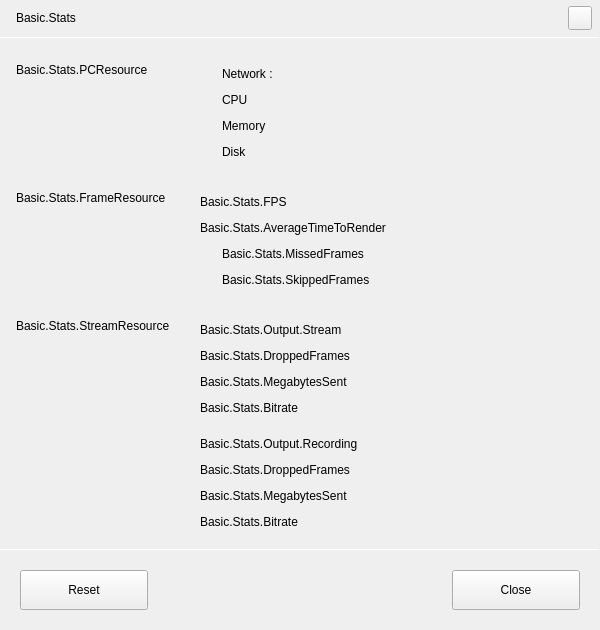
The window that src/ui-forms/stat-frame.ui (SOOPLIVE/soop-studio) describes before a commit, drawn with Qt 5.
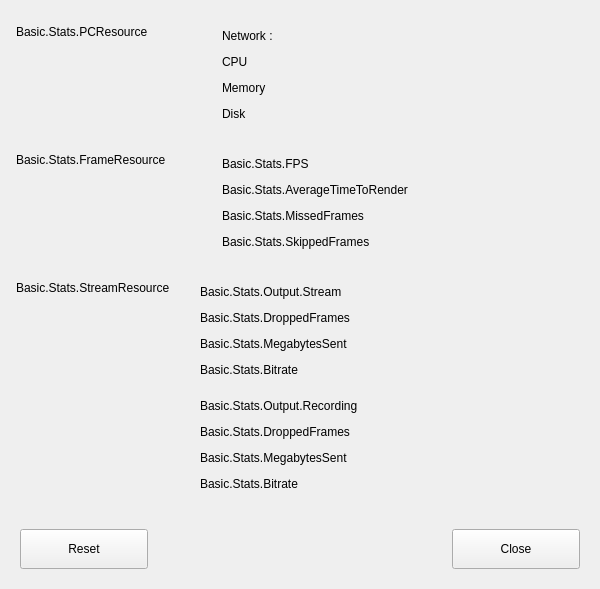
The same window after the commit.

What changed in the file:
```diff
--- a/src/ui-forms/stat-frame.ui
+++ b/src/ui-forms/stat-frame.ui
@@ -7,25 +7,25 @@
     <x>0</x>
     <y>0</y>
     <width>600</width>
-    <height>630</height>
+    <height>549</height>
    </rect>
   </property>
   <property name="sizePolicy">
-   <sizepolicy hsizetype="Fixed" vsizetype="Fixed">
+   <sizepolicy hsizetype="Preferred" vsizetype="Preferred">
     <horstretch>0</horstretch>
     <verstretch>0</verstretch>
    </sizepolicy>
   </property>
   <property name="minimumSize">
    <size>
-    <width>600</width>
-    <height>630</height>
+    <width>0</width>
+    <height>0</height>
    </size>
   </property>
   <property name="maximumSize">
    <size>
-    <width>600</width>
-    <height>630</height>
+    <width>16777215</width>
+    <height>16777215</height>
    </size>
   </property>
   <property name="windowTitle">
@@ -89,127 +89,6 @@
       <property name="bottomMargin">
        <number>0</number>
       </property>
-      <item>
-       <widget class="QWidget" name="widget_TitleBar" native="true">
-        <property name="sizePolicy">
-         <sizepolicy hsizetype="Preferred" vsizetype="Fixed">
-          <horstretch>0</horstretch>
-          <verstretch>0</verstretch>
-         </sizepolicy>
-        </property>
-        <property name="minimumSize">
-         <size>
-          <width>0</width>
-          <height>37</height>
-         </size>
-        </property>
-        <property name="maximumSize">
-         <size>
-          <width>16777215</width>
-          <height>37</height>
-         </size>
-        </property>
-        <layout class="QHBoxLayout" name="horizontalLayout">
-         <property name="spacing">
-          <number>6</number>
-         </property>
-         <property name="leftMargin">
-          <number>16</number>
-         </property>
-         <property name="topMargin">
-          <number>6</number>
-         </property>
-         <property name="rightMargin">
-          <number>8</number>
-         </property>
-         <property name="bottomMargin">
-          <number>6</number>
-         </property>
-         <item>
-          <widget class="QLabel" name="label_Title">
-           <property name="minimumSize">
-            <size>
-             <width>0</width>
-             <height>24</height>
-            </size>
-           </property>
-           <property name="maximumSize">
-            <size>
-             <width>16777215</width>
-             <height>24</height>
-            </size>
-           </property>
-           <property name="text">
-            <string>Basic.Stats</string>
-           </property>
-           <property name="labelType" stdset="0">
-            <string>labelTitle</string>
-           </property>
-          </widget>
-         </item>
-         <item>
-          <spacer name="horizontalSpacer">
-           <property name="orientation">
-            <enum>Qt::Horizontal</enum>
-           </property>
-           <property name="sizeHint" stdset="0">
-            <size>
-             <width>40</width>
-             <height>1</height>
-            </size>
-           </property>
-          </spacer>
-         </item>
-         <item>
-          <widget class="QPushButton" name="pushButton_Close">
-           <property name="minimumSize">
-            <size>
-             <width>24</width>
-             <height>24</height>
-            </size>
-           </property>
-           <property name="maximumSize">
-            <size>
-             <width>24</width>
-             <height>24</height>
-            </size>
-           </property>
-           <property name="text">
-            <string/>
-           </property>
-           <property name="iconSize">
-            <size>
-             <width>11</width>
-             <height>11</height>
-            </size>
-           </property>
-           <property name="buttonType" stdset="0">
-            <string>closeButton</string>
-           </property>
-          </widget>
-         </item>
-        </layout>
-       </widget>
-      </item>
-      <item>
-       <widget class="Line" name="line_TitleDivider">
-        <property name="minimumSize">
-         <size>
-          <width>0</width>
-          <height>1</height>
-         </size>
-        </property>
-        <property name="maximumSize">
-         <size>
-          <width>16777215</width>
-          <height>1</height>
-         </size>
-        </property>
-        <property name="orientation">
-         <enum>Qt::Horizontal</enum>
-        </property>
-       </widget>
-      </item>
       <item>
        <widget class="QWidget" name="widget_PCResource" native="true">
         <property name="sizePolicy">
@@ -275,6 +154,9 @@
            <property name="text">
             <string>Basic.Stats.PCResource</string>
            </property>
+           <property name="labelType" stdset="0">
+            <string>statTitle</string>
+           </property>
           </widget>
          </item>
          <item row="0" column="1">
@@ -319,7 +201,7 @@
                <number>0</number>
               </property>
               <property name="topMargin">
-               <number>0</number>
+               <number>3</number>
               </property>
               <property name="rightMargin">
                <number>0</number>
@@ -378,6 +260,9 @@
              <property name="text">
               <string>Network : </string>
              </property>
+             <property name="labelType" stdset="0">
+              <string>statSubTitle</string>
+             </property>
             </widget>
            </item>
            <item>
@@ -403,6 +288,9 @@
              <property name="text">
               <string/>
              </property>
+             <property name="labelType" stdset="0">
+              <string>statValue</string>
+             </property>
             </widget>
            </item>
            <item>
@@ -462,7 +350,7 @@
                <number>0</number>
               </property>
               <property name="topMargin">
-               <number>0</number>
+               <number>3</number>
               </property>
               <property name="rightMargin">
                <number>0</number>
@@ -521,6 +409,9 @@
              <property name="text">
               <string>CPU</string>
              </property>
+             <property name="labelType" stdset="0">
+              <string>statSubTitle</string>
+             </property>
             </widget>
            </item>
            <item>
@@ -546,6 +437,9 @@
              <property name="text">
               <string/>
              </property>
+             <property name="labelType" stdset="0">
+              <string>statValue</string>
+             </property>
             </widget>
            </item>
            <item>
@@ -605,7 +499,7 @@
                <number>0</number>
               </property>
               <property name="topMargin">
-               <number>0</number>
+               <number>3</number>
               </property>
               <property name="rightMargin">
                <number>0</number>
@@ -664,6 +558,9 @@
              <property name="text">
               <string>Disk</string>
              </property>
+             <property name="labelType" stdset="0">
+              <string>statSubTitle</string>
+             </property>
             </widget>
            </item>
            <item>
@@ -689,6 +586,9 @@
              <property name="text">
               <string/>
              </property>
+             <property name="labelType" stdset="0">
+              <string>statValue</string>
+             </property>
             </widget>
            </item>
            <item>
@@ -748,7 +648,7 @@
                <number>0</number>
               </property>
               <property name="topMargin">
-               <number>0</number>
+               <number>3</number>
               </property>
               <property name="rightMargin">
                <number>0</number>
@@ -807,6 +707,9 @@
              <property name="text">
               <string>Memory</string>
              </property>
+             <property name="labelType" stdset="0">
+              <string>statSubTitle</string>
+             </property>
             </widget>
            </item>
            <item>
@@ -832,6 +735,9 @@
              <property name="text">
               <string/>
              </property>
+             <property name="labelType" stdset="0">
+              <string>statValue</string>
+             </property>
             </widget>
            </item>
            <item>
@@ -905,6 +811,9 @@
            <property name="text">
             <string>Basic.Stats.FrameResource</string>
            </property>
+           <property name="labelType" stdset="0">
+            <string>statTitle</string>
+           </property>
           </widget>
          </item>
          <item row="0" column="1">
@@ -918,6 +827,70 @@
            <property name="bottomMargin">
             <number>4</number>
            </property>
+           <item alignment="Qt::AlignHCenter|Qt::AlignVCenter">
+            <widget class="QWidget" name="widget_FPSState" native="true">
+             <property name="sizePolicy">
+              <sizepolicy hsizetype="Fixed" vsizetype="Fixed">
+               <horstretch>0</horstretch>
+               <verstretch>0</verstretch>
+              </sizepolicy>
+             </property>
+             <property name="minimumSize">
+              <size>
+               <width>16</width>
+               <height>16</height>
+              </size>
+             </property>
+             <property name="maximumSize">
+              <size>
+               <width>16</width>
+               <height>16</height>
+              </size>
+             </property>
+             <layout class="QHBoxLayout" name="horizontalLayout_11">
+              <property name="spacing">
+               <number>0</number>
+              </property>
+              <property name="leftMargin">
+               <number>0</number>
+              </property>
+              <property name="topMargin">
+               <number>3</number>
+              </property>
+              <property name="rightMargin">
+               <number>0</number>
+              </property>
+              <property name="bottomMargin">
+               <number>0</number>
+              </property>
+              <item>
+               <widget class="QLabel" name="label_FPSState">
+                <property name="sizePolicy">
+                 <sizepolicy hsizetype="Fixed" vsizetype="Fixed">
+                  <horstretch>0</horstretch>
+                  <verstretch>0</verstretch>
+                 </sizepolicy>
+                </property>
+                <property name="minimumSize">
+                 <size>
+                  <width>6</width>
+                  <height>6</height>
+                 </size>
+                </property>
+                <property name="maximumSize">
+                 <size>
+                  <width>6</width>
+                  <height>6</height>
+                 </size>
+                </property>
+                <property name="text">
+                 <string/>
+                </property>
+               </widget>
+              </item>
+             </layout>
+            </widget>
+           </item>
            <item>
             <widget class="QLabel" name="label_FPS">
              <property name="sizePolicy">
@@ -941,6 +914,9 @@
              <property name="text">
               <string>Basic.Stats.FPS</string>
              </property>
+             <property name="labelType" stdset="0">
+              <string>statSubTitle</string>
+             </property>
             </widget>
            </item>
            <item>
@@ -966,6 +942,9 @@
              <property name="text">
               <string/>
              </property>
+             <property name="labelType" stdset="0">
+              <string>statValue</string>
+             </property>
             </widget>
            </item>
            <item>
@@ -1022,7 +1001,7 @@
                <number>0</number>
               </property>
               <property name="topMargin">
-               <number>0</number>
+               <number>3</number>
               </property>
               <property name="rightMargin">
                <number>0</number>
@@ -1081,6 +1060,9 @@
              <property name="text">
               <string>Basic.Stats.SkippedFrames</string>
              </property>
+             <property name="labelType" stdset="0">
+              <string>statSubTitle</string>
+             </property>
             </widget>
            </item>
            <item>
@@ -1106,6 +1088,9 @@
              <property name="text">
               <string/>
              </property>
+             <property name="labelType" stdset="0">
+              <string>statValue</string>
+             </property>
             </widget>
            </item>
            <item>
@@ -1134,6 +1119,70 @@
            <property name="bottomMargin">
             <number>4</number>
            </property>
+           <item alignment="Qt::AlignHCenter|Qt::AlignVCenter">
+            <widget class="QWidget" name="widget_RenderTimeState" native="true">
+             <property name="sizePolicy">
+              <sizepolicy hsizetype="Fixed" vsizetype="Fixed">
+               <horstretch>0</horstretch>
+               <verstretch>0</verstretch>
+              </sizepolicy>
+             </property>
+             <property name="minimumSize">
+              <size>
+               <width>16</width>
+               <height>16</height>
+              </size>
+             </property>
+             <property name="maximumSize">
+              <size>
+               <width>16</width>
+               <height>16</height>
+              </size>
+             </property>
+             <layout class="QHBoxLayout" name="horizontalLayout_12">
+              <property name="spacing">
+               <number>0</number>
+              </property>
+              <property name="leftMargin">
+               <number>0</number>
+              </property>
+              <property name="topMargin">
+               <number>3</number>
+              </property>
+              <property name="rightMargin">
+               <number>0</number>
+              </property>
+              <property name="bottomMargin">
+               <number>0</number>
+              </property>
+              <item>
+               <widget class="QLabel" name="label_RenderTimeSState">
+                <property name="sizePolicy">
+                 <sizepolicy hsizetype="Fixed" vsizetype="Fixed">
+                  <horstretch>0</horstretch>
+                  <verstretch>0</verstretch>
+                 </sizepolicy>
+                </property>
+                <property name="minimumSize">
+                 <size>
+                  <width>6</width>
+                  <height>6</height>
+                 </size>
+                </property>
+                <property name="maximumSize">
+                 <size>
+                  <width>6</width>
+                  <height>6</height>
+                 </size>
+                </property>
+                <property name="text">
+                 <string/>
+                </property>
+               </widget>
+              </item>
+             </layout>
+            </widget>
+           </item>
            <item>
             <widget class="QLabel" name="label_FrameRenderingAvg">
              <property name="sizePolicy">
@@ -1157,6 +1206,9 @@
              <property name="text">
               <string>Basic.Stats.AverageTimeToRender</string>
              </property>
+             <property name="labelType" stdset="0">
+              <string>statSubTitle</string>
+             </property>
             </widget>
            </item>
            <item>
@@ -1182,6 +1234,9 @@
              <property name="text">
               <string/>
              </property>
+             <property name="labelType" stdset="0">
+              <string>statValue</string>
+             </property>
             </widget>
            </item>
            <item>
@@ -1238,7 +1293,7 @@
                <number>0</number>
               </property>
               <property name="topMargin">
-               <number>0</number>
+               <number>3</number>
               </property>
               <property name="rightMargin">
                <number>0</number>
@@ -1297,6 +1352,9 @@
              <property name="text">
               <string>Basic.Stats.MissedFrames</string>
              </property>
+             <property name="labelType" stdset="0">
+              <string>statSubTitle</string>
+             </property>
             </widget>
            </item>
            <item>
@@ -1322,6 +1380,9 @@
              <property name="text">
               <string/>
              </property>
+             <property name="labelType" stdset="0">
+              <string>statValue</string>
+             </property>
             </widget>
            </item>
            <item>
@@ -1395,6 +1456,9 @@
            <property name="text">
             <string>Basic.Stats.StreamResource</string>
            </property>
+           <property name="labelType" stdset="0">
+            <string>statTitle</string>
+           </property>
           </widget>
          </item>
          <item row="0" column="1">
@@ -1431,6 +1495,9 @@
              <property name="text">
               <string>Basic.Stats.Output.Stream</string>
              </property>
+             <property name="labelType" stdset="0">
+              <string>statMidTitle</string>
+             </property>
             </widget>
            </item>
           </layout>
@@ -1469,6 +1536,9 @@
              <property name="text">
               <string>Basic.Stats.DroppedFrames</string>
              </property>
+             <property name="labelType" stdset="0">
+              <string>statSubTitle</string>
+             </property>
             </widget>
            </item>
            <item>
@@ -1494,6 +1564,9 @@
              <property name="text">
               <string/>
              </property>
+             <property name="labelType" stdset="0">
+              <string>statValue</string>
+             </property>
             </widget>
            </item>
            <item>
@@ -1545,6 +1618,9 @@
              <property name="text">
               <string>Basic.Stats.MegabytesSent</string>
              </property>
+             <property name="labelType" stdset="0">
+              <string>statSubTitle</string>
+             </property>
             </widget>
            </item>
            <item>
@@ -1570,6 +1646,9 @@
              <property name="text">
               <string/>
              </property>
+             <property name="labelType" stdset="0">
+              <string>statValue</string>
+             </property>
             </widget>
            </item>
            <item>
@@ -1621,6 +1700,9 @@
              <property name="text">
               <string>Basic.Stats.Bitrate</string>
              </property>
+             <property name="labelType" stdset="0">
+              <string>statSubTitle</string>
+             </property>
             </widget>
            </item>
            <item>
@@ -1646,6 +1728,9 @@
              <property name="text">
               <string/>
              </property>
+             <property name="labelType" stdset="0">
+              <string>statValue</string>
+             </property>
             </widget>
            </item>
            <item>
@@ -1697,6 +1782,9 @@
              <property name="text">
               <string>Basic.Stats.Output.Recording</string>
              </property>
+             <property name="labelType" stdset="0">
+              <string>statMidTitle</string>
+             </property>
             </widget>
            </item>
           </layout>
@@ -1735,6 +1823,9 @@
              <property name="text">
               <string>Basic.Stats.DroppedFrames</string>
              </property>
+             <property name="labelType" stdset="0">
+              <string>statSubTitle</string>
+             </property>
             </widget>
            </item>
            <item>
@@ -1760,6 +1851,9 @@
              <property name="text">
               <string/>
              </property>
+             <property name="labelType" stdset="0">
+              <string>statValue</string>
+             </property>
             </widget>
            </item>
            <item>
@@ -1811,6 +1905,9 @@
              <property name="text">
               <string>Basic.Stats.MegabytesSent</string>
              </property>
+             <property name="labelType" stdset="0">
+              <string>statSubTitle</string>
+             </property>
             </widget>
            </item>
            <item>
@@ -1836,6 +1933,9 @@
              <property name="text">
               <string/>
              </property>
+             <property name="labelType" stdset="0">
+              <string>statValue</string>
+             </property>
             </widget>
            </item>
            <item>
@@ -1887,6 +1987,9 @@
              <property name="text">
               <string>Basic.Stats.Bitrate</string>
              </property>
+             <property name="labelType" stdset="0">
+              <string>statSubTitle</string>
+             </property>
             </widget>
            </item>
            <item>
@@ -1912,6 +2015,9 @@
              <property name="text">
               <string/>
              </property>
+             <property name="labelType" stdset="0">
+              <string>statValue</string>
+             </property>
             </widget>
            </item>
            <item>
@@ -1946,28 +2052,9 @@
        </spacer>
       </item>
       <item>
-       <widget class="Line" name="line_BottomDivider">
-        <property name="minimumSize">
-         <size>
-          <width>0</width>
-          <height>1</height>
-         </size>
-        </property>
-        <property name="maximumSize">
-         <size>
-          <width>16777215</width>
-          <height>1</height>
-         </size>
-        </property>
-        <property name="orientation">
-         <enum>Qt::Horizontal</enum>
-        </property>
-       </widget>
-      </item>
-      <item>
-       <widget class="QWidget" name="widget_bottomArea" native="true">
+       <widget class="QFrame" name="buttonBoxFrame">
         <property name="sizePolicy">
-         <sizepolicy hsizetype="Preferred" vsizetype="Fixed">
+         <sizepolicy hsizetype="Preferred" vsizetype="Preferred">
           <horstretch>0</horstretch>
           <verstretch>0</verstretch>
          </sizepolicy>
```
